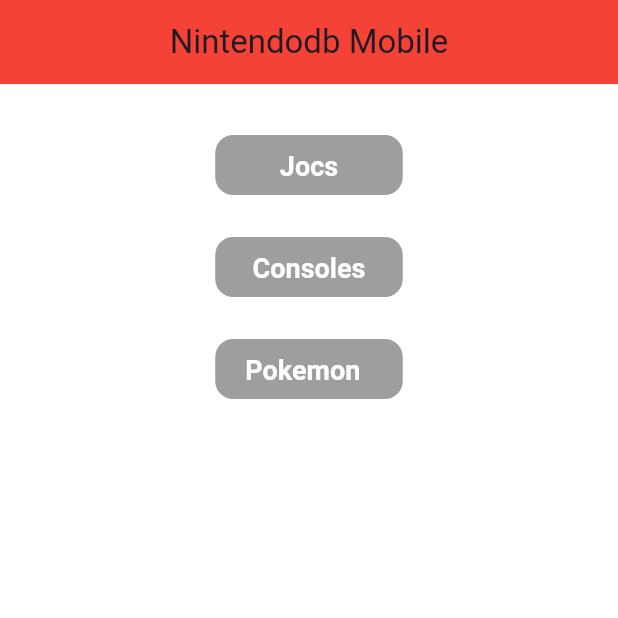
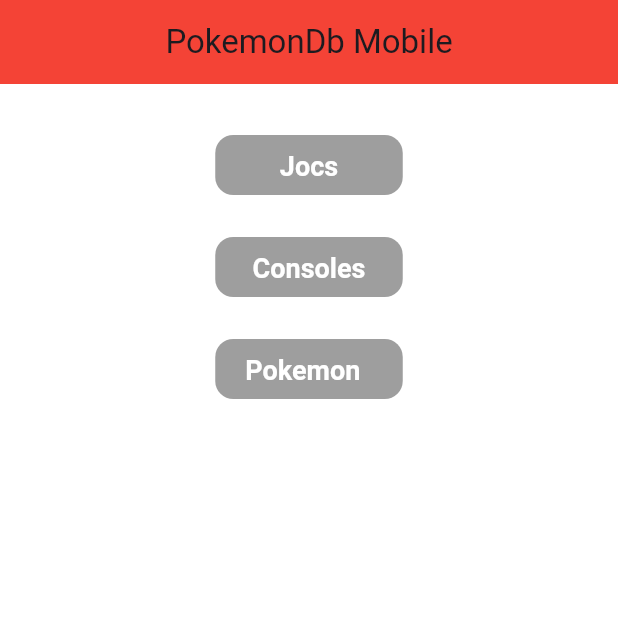
Before and after one commit to pablovr05/NintendoDB, a Flutter app: the screen it shows after launch, on a phone screen of 412 x 824 dp, the top half of it. Run offline on Flutter 3.47's test engine with Material 3 defaults, Android fonts, the phone set to English and light mode, and no system bars; network calls fail; Roboto replaces fonts that are missing (calibri).

Commit message:
cambio de título, no es nintendodb

```diff
--- a/nintendodbinterview/lib/view_desktop.dart
+++ b/nintendodbinterview/lib/view_desktop.dart
@@ -71,7 +71,7 @@
       home: Scaffold(
         appBar: AppBar(
           title: const Text(
-            'NintendoDb Desktop',
+            'PokemonDb Desktop',
           ),
           centerTitle: true,
           backgroundColor: color1,
--- a/nintendodbinterview/lib/view_mobile.dart
+++ b/nintendodbinterview/lib/view_mobile.dart
@@ -13,7 +13,7 @@
     return MaterialApp(
       home: Scaffold(
         appBar: AppBar(
-          title: const Text('Nintendodb Mobile'),
+          title: const Text('PokemonDb Mobile'),
           centerTitle: true,
           backgroundColor: color1,
         ),
```
